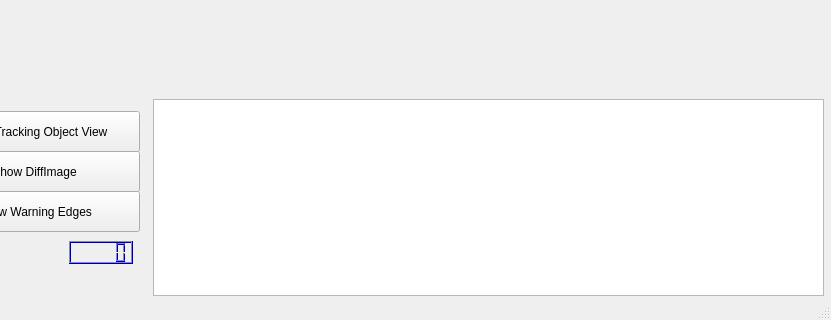
Qt form Qt Creator/stereovision_GUI/forms/mainwindow.ui (nicolasrosa/StereoVision) before a commit; both pictures show x 461 to 1292 and y 389 to 709 of the 1292 by 709 pixel window.
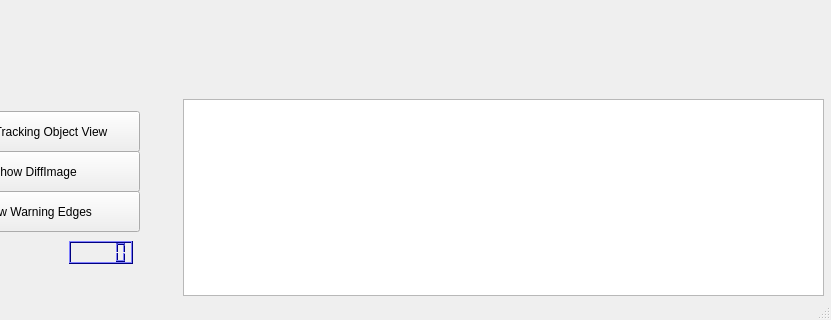
The same form after that commit.

Patch:
```diff
--- a/Qt Creator/stereovision_GUI/forms/mainwindow.ui
+++ b/Qt Creator/stereovision_GUI/forms/mainwindow.ui
@@ -58,9 +58,9 @@
     </property>
     <property name="geometry">
      <rect>
-      <x>614</x>
+      <x>644</x>
       <y>488</y>
-      <width>671</width>
+      <width>641</width>
       <height>197</height>
      </rect>
     </property>
```
